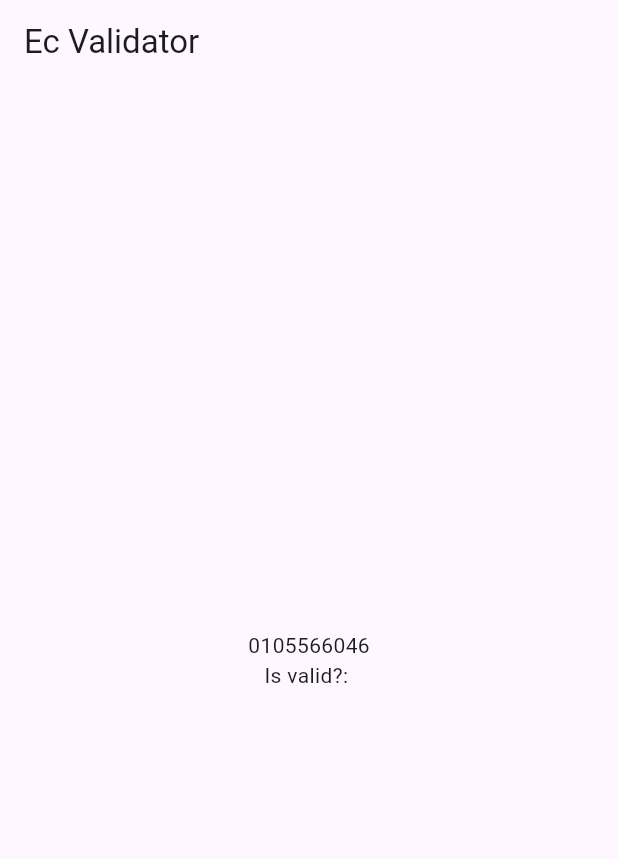
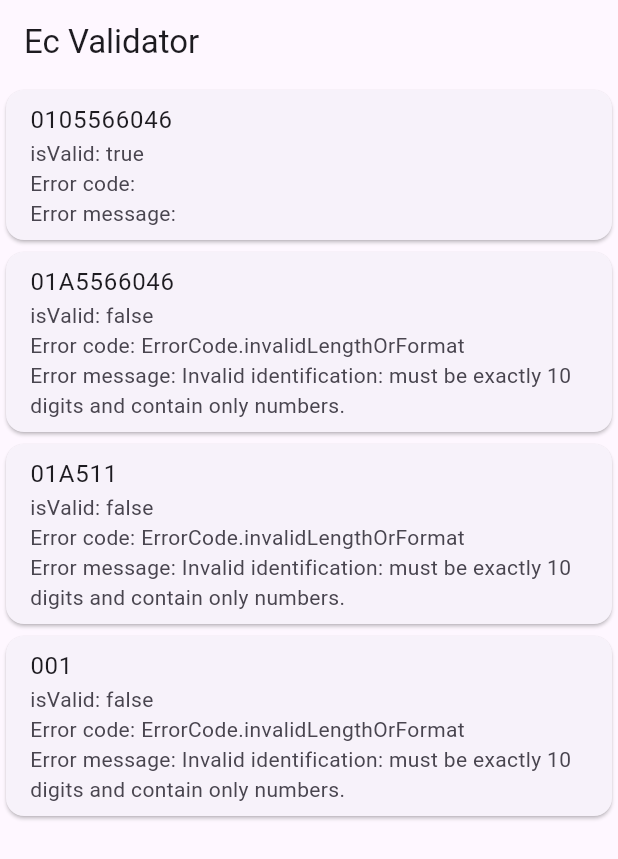
Before and after one commit to JaviKo500/ec-validator, a Flutter app: the screen it shows after launch, on a phone screen of 412 x 824 dp. Shown: the top 859 px of the screen. Run offline on Flutter 3.47's test engine with Material 3 defaults, Android fonts, the phone set to English and light mode, and no system bars.

Commit message:
feat(ui): show results validations

```diff
--- a/lib/main.dart
+++ b/lib/main.dart
@@ -1,3 +1,4 @@
+import 'package:ec_validator/validators/dni_validator.dart';
 import 'package:flutter/material.dart';
 
 void main() => runApp(const MyApp());
@@ -7,25 +8,48 @@ class MyApp extends StatelessWidget {
 
   @override
   Widget build(BuildContext context) {
+    final List<String> identifications = [
+      '0105566046',
+      '01A5566046',
+      '01A511',
+      ''
+      '001 '
+    ];
+
     return MaterialApp(
       title: 'EC Validator',
       home: Scaffold(
         appBar: AppBar(
           title: const Text('Ec Validator'),
         ),
-        body: const Row(
-          mainAxisAlignment: MainAxisAlignment.center,
-          crossAxisAlignment: CrossAxisAlignment.center,
-          children: [
-            Column(
-              mainAxisAlignment: MainAxisAlignment.center,
-              crossAxisAlignment: CrossAxisAlignment.center,
-              children: [
-                Text('0105566046'),
-                Text('Is valid?: '),
-              ],
-            ),
-          ],
+        body: ListView.builder(
+          itemCount: identifications.length,
+          itemBuilder: (context, index) {
+            final identification = identifications[index];
+            final result = DniValidator.isValid(identification);
+            return Card(
+              child: ListTile(
+                title: Text(identification),
+                subtitle: Column(
+                  crossAxisAlignment: CrossAxisAlignment.start,
+                  children: [
+                    Text(
+                      'isValid: ${result.isValid.toString()}',
+                      style: const TextStyle()
+                    ),
+                    Text(
+                      'Error code: ${result.typeCodeError?.toString() ?? ''}',
+                      style: const TextStyle()
+                    ),
+                    Text(
+                       'Error message: ${result.errorMessage ?? ''}',
+                      style: const TextStyle()
+                    ),
+                  ],
+                ),
+              ),
+            );
+          },
         )
       ),
     );
```
